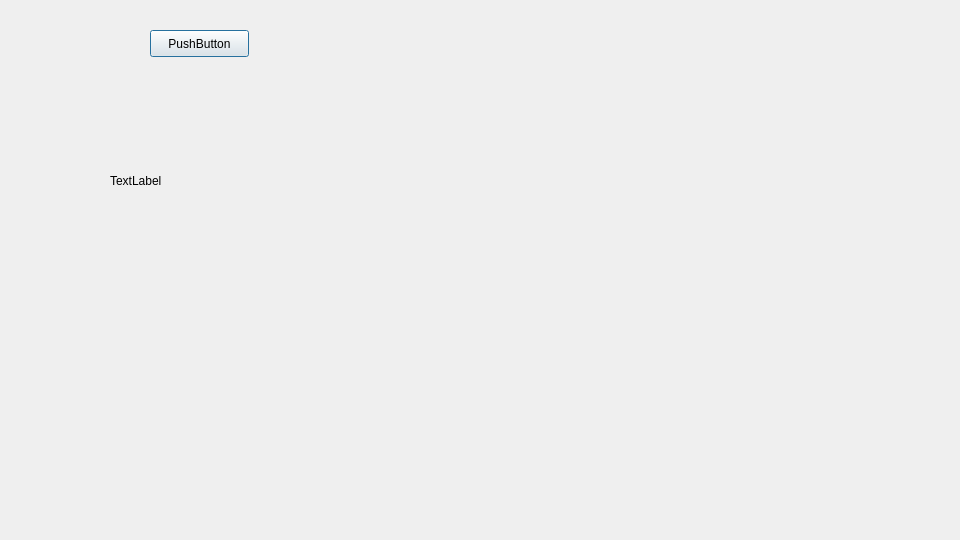
This is FaceQt/life1.ui in saikomal/FACE-RECG-GUI as Qt 5 draws it before an edit. The edited form follows.
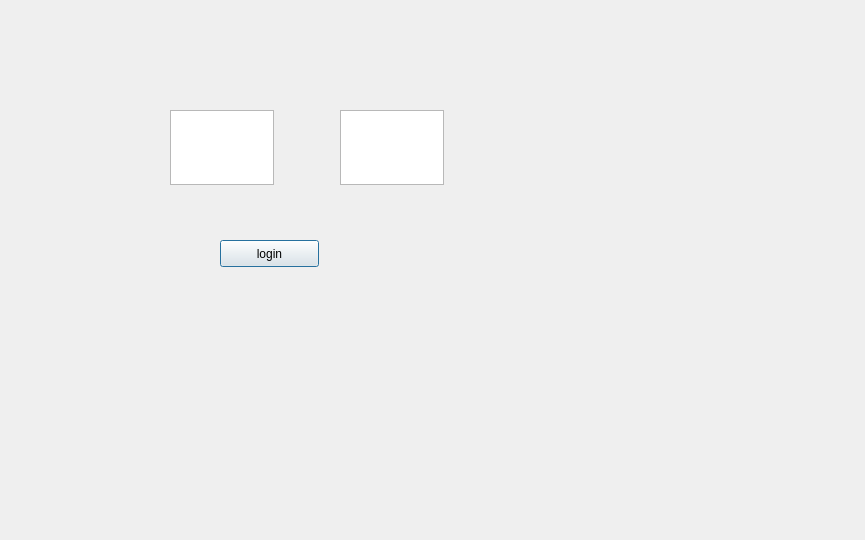
This is the edited form.

```diff
--- a/FaceQt/life1.ui
+++ b/FaceQt/life1.ui
@@ -6,7 +6,7 @@
    <rect>
     <x>0</x>
     <y>0</y>
-    <width>960</width>
+    <width>865</width>
     <height>540</height>
    </rect>
   </property>
@@ -16,27 +16,34 @@
   <widget class="QPushButton" name="pushButton">
    <property name="geometry">
     <rect>
-     <x>150</x>
-     <y>30</y>
+     <x>220</x>
+     <y>240</y>
      <width>99</width>
      <height>27</height>
     </rect>
    </property>
    <property name="text">
-    <string>PushButton</string>
+    <string>login</string>
    </property>
   </widget>
-  <widget class="QLabel" name="label">
+  <widget class="QTextEdit" name="textEdit">
    <property name="geometry">
     <rect>
-     <x>110</x>
+     <x>170</x>
      <y>110</y>
-     <width>211</width>
-     <height>141</height>
+     <width>104</width>
+     <height>75</height>
     </rect>
    </property>
-   <property name="text">
-    <string>TextLabel</string>
+  </widget>
+  <widget class="QTextEdit" name="textEdit_2">
+   <property name="geometry">
+    <rect>
+     <x>340</x>
+     <y>110</y>
+     <width>104</width>
+     <height>75</height>
+    </rect>
    </property>
   </widget>
  </widget>
```
